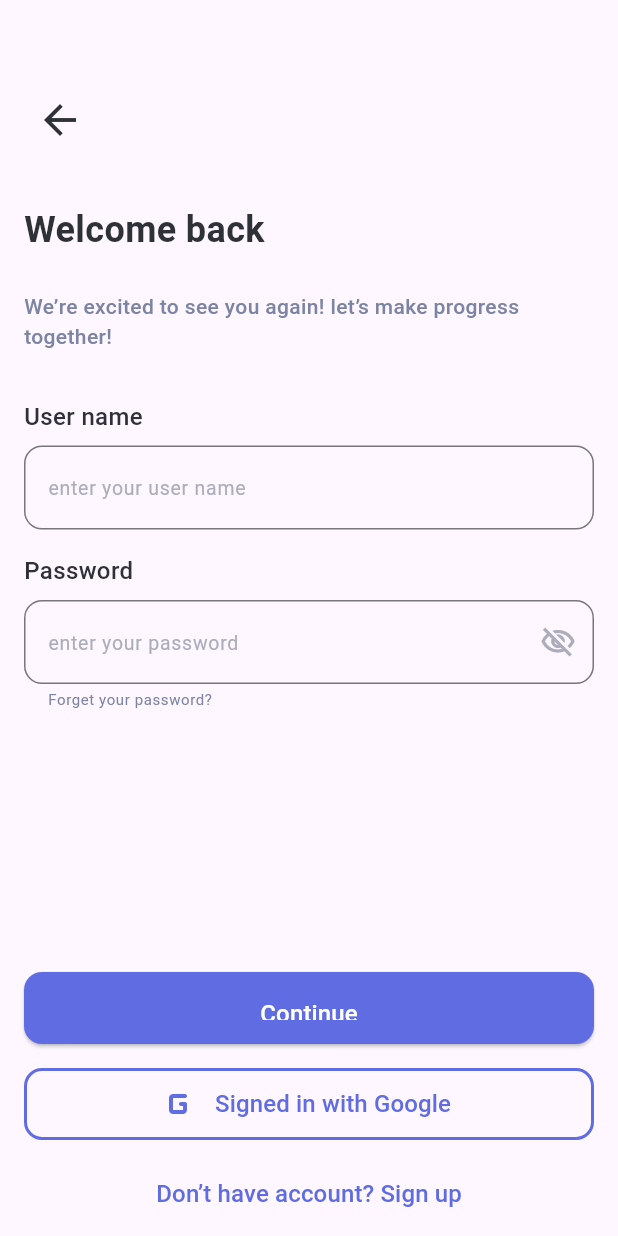
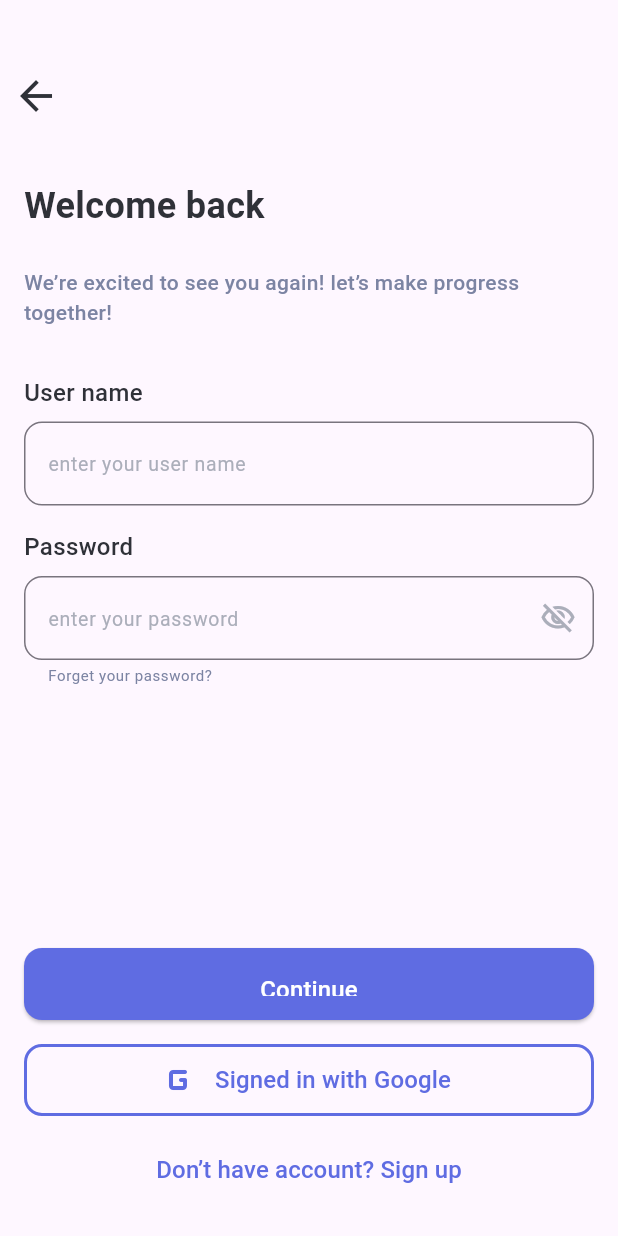
Before and after one commit to cshazem1/habit_tracking, a Flutter app: the LoginScreen screen opened directly, on a phone screen of 412 x 824 dp. Run offline on Flutter 3.47's test engine with Material 3 defaults, Android fonts, the phone set to English and light mode, and no system bars; our stand-ins replace audioplayers, bloc, device_preview, flutter_bloc, flutter_screenutil, get and 1 more; Roboto replaces fonts that are missing (Montserrat); project files that could hold a hidden picture were left out.

Commit message:
some edits

```diff
--- a/lib/features/login screen/presentation/login_screen.dart
+++ b/lib/features/login screen/presentation/login_screen.dart
@@ -16,9 +16,7 @@ class LoginScreen extends StatelessWidget {
   @override
   Widget build(BuildContext context) {
     return Scaffold(
-      body: Padding(
-        padding: const EdgeInsets.all(16),
-        child: Column(
+      body:  Column(
           crossAxisAlignment: CrossAxisAlignment.start,
           children: [
             const SizedBox(
@@ -49,7 +47,6 @@ class LoginScreen extends StatelessWidget {
             const LabelBtn(label: "Don’t have account? Sign up"),
           ],
         ),
-      ),
-    );
+      );
   }
 }
--- a/lib/features/login screen/presentation/widgets/cta_with_label.dart
+++ b/lib/features/login screen/presentation/widgets/cta_with_label.dart
@@ -8,11 +8,13 @@ class CtaWithLabel extends StatelessWidget {
   final String label;
   @override
   Widget build(BuildContext context) {
-    return Center(
+    return Padding(
+      padding: const EdgeInsets.only(left: 16, right: 16),
+      child: Center(
         child: SizedBox(
           height: 48,
           width: double.infinity,
-        child:OutlinedButton.icon(
+          child: OutlinedButton.icon(
             onPressed: () {},
             icon: const Icon(
               Icons.g_mobiledata_rounded,
@@ -35,6 +37,7 @@ class CtaWithLabel extends StatelessWidget {
             ),
           ),
         ),
+      ),
     );
   }
 }
--- a/lib/features/login screen/presentation/widgets/password_field.dart
+++ b/lib/features/login screen/presentation/widgets/password_field.dart
@@ -8,7 +8,9 @@ class PasswordField extends StatelessWidget {
   final String hintLabel, label,helperText;
   @override
   Widget build(BuildContext context) {
-    return Column(
+    return Padding(
+        padding: const EdgeInsets.only(left: 16, right: 16),
+    child:Column(
       crossAxisAlignment: CrossAxisAlignment.start,
       children: [
         Text(label,
@@ -50,6 +52,7 @@ class PasswordField extends StatelessWidget {
           ),
         )
       ],
+    ),
     );
   }
 }
--- a/lib/features/login screen/presentation/widgets/text_field_field.dart
+++ b/lib/features/login screen/presentation/widgets/text_field_field.dart
@@ -8,7 +8,9 @@ class TextFieldField extends StatelessWidget {
   final String hintLabel, label;
   @override
   Widget build(BuildContext context) {
-    return Column(
+    return Padding(
+      padding: const EdgeInsets.only(left: 16, right: 16),
+      child: Column(
         crossAxisAlignment: CrossAxisAlignment.start,
         children: [
           Text(label,
@@ -40,6 +42,7 @@ class TextFieldField extends StatelessWidget {
             ),
           ),
         ],
+      ),
     );
   }
 }
--- a/lib/features/login screen/presentation/widgets/title_and_subtitle.dart
+++ b/lib/features/login screen/presentation/widgets/title_and_subtitle.dart
@@ -11,7 +11,7 @@ class TitleAndSubtitle extends StatelessWidget {
   @override
   Widget build(BuildContext context) {
     return Padding(
-      padding: const EdgeInsets.fromLTRB(0,32,0,32),
+      padding: const EdgeInsets.fromLTRB(16,32,16,32),
       child: Column(
         children: [
 
--- a/lib/features/starting page/presentation/starting_view.dart
+++ b/lib/features/starting page/presentation/starting_view.dart
@@ -1,4 +1,3 @@
-import 'package:flutter/cupertino.dart';
 import 'package:flutter/material.dart';
 import 'package:habit_tracking/features/starting%20page/presentation/widgets/cta_btn.dart';
 import 'package:habit_tracking/features/starting%20page/presentation/widgets/label_btn.dart';
@@ -35,7 +34,7 @@ class StartingView extends StatelessWidget {
                 children: [
                   CtaBtn(label: 'Continue',
                   ),
-                  SizedBox(height: 24),
+                  SizedBox(height: 16),
                   LabelBtn(
                     label: "Already have an account",
                   ),
--- a/lib/features/starting page/presentation/widgets/cta_btn.dart
+++ b/lib/features/starting page/presentation/widgets/cta_btn.dart
@@ -5,11 +5,13 @@ import '../../../../core/utlis/styles.dart';
 
 class CtaBtn extends StatelessWidget {
   const CtaBtn({super.key, required this.label});
-final String label;
+  final String label;
   @override
   Widget build(BuildContext context) {
-    return SizedBox(
-      height: 48,
+    return Padding(
+      padding: const EdgeInsets.only(left: 16, right: 16),
+      child: SizedBox(
+        height: 48,
         width: double.infinity,
         child: ElevatedButton(
           onPressed: () {},
@@ -25,6 +27,7 @@ final String label;
                 color: const Color(0xffFFFFFF),
               )),
         ),
-      );
+      ),
+    );
   }
 }
--- a/lib/main.dart
+++ b/lib/main.dart
@@ -33,7 +33,7 @@ class MyApp extends StatelessWidget {
         builder: DevicePreview.appBuilder,
         theme: ThemeData.light(),
         darkTheme: ThemeData.dark(),
-        home: const RegisterView(),
+        home: const OnboardinView(),
       ),
     );
   }}
```
Lines whose indentation alone changed are shown as unchanged.
